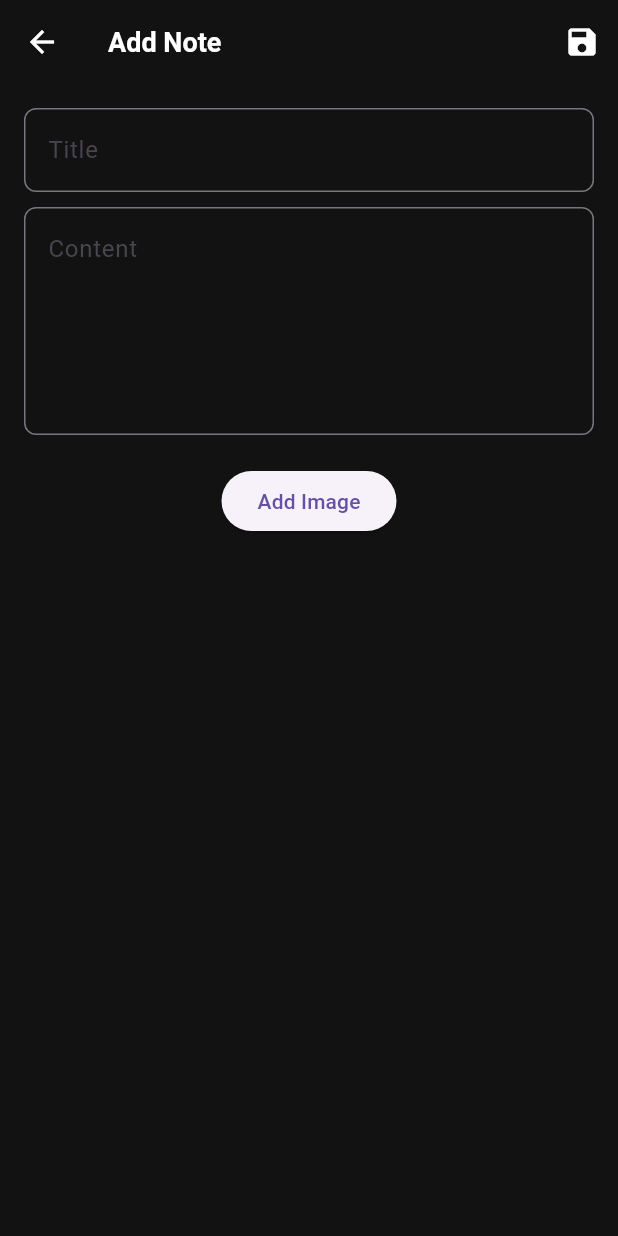
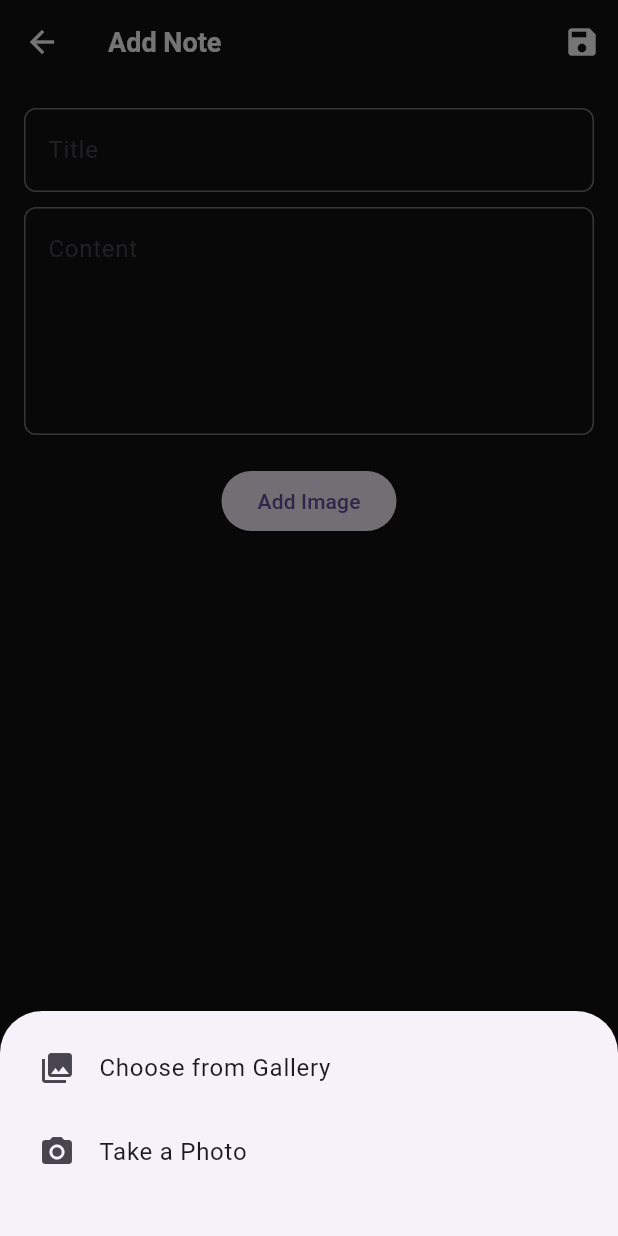
Before and after one commit to Pabasaraa/Flutter-Notes-App, a Flutter app: the AddEditNoteScreen screen opened directly, after a tap on "Add Image", on a phone screen of 412 x 824 dp. Run offline on Flutter 3.47's test engine with Material 3 defaults, Android fonts, the phone set to English and light mode, and no system bars; our stand-ins replace equatable, image_picker; network calls fail.

Commit message:
Add the funtionality to take a photo and add to the note

```diff
--- a/flutter_app/lib/models/note.dart
+++ b/flutter_app/lib/models/note.dart
@@ -1,17 +1,21 @@
-class Note {
+import 'package:equatable/equatable.dart';
+
+class Note extends Equatable {
   final String? id;
   final String title;
   final String? content;
   final String? imageUrl;
   final DateTime? createdAt;
 
-  Note({
+  const Note({
     this.id,
     required this.title,
     this.content,
     this.imageUrl,
     this.createdAt,
   });
+  @override
+  List<Object?> get props => [id, title, content, imageUrl, createdAt];
 
   factory Note.fromJson(Map<String, dynamic> json) {
     return Note(
--- a/flutter_app/lib/screens/add_edit_note_screen.dart
+++ b/flutter_app/lib/screens/add_edit_note_screen.dart
@@ -1,4 +1,7 @@
+import 'dart:io';
+
 import 'package:flutter/material.dart';
+import 'package:image_picker/image_picker.dart';
 import 'package:provider/provider.dart';
 import '../models/note.dart';
 import '../providers/note_provider.dart';
@@ -20,6 +23,7 @@ class AddEditNoteScreenState extends State<AddEditNoteScreen> {
   final _titleController = TextEditingController();
   final _contentController = TextEditingController();
   String? _imageUrl;
+  File? imageFile;
 
   @override
   void initState() {
@@ -42,7 +46,11 @@ class AddEditNoteScreenState extends State<AddEditNoteScreen> {
     if (_formKey.currentState!.validate()) {
       final title = _titleController.text.trim();
       final content = _contentController.text.trim();
-      final imageUrl = _imageUrl ?? '';
+      String imageUrl = _imageUrl ?? '';
+
+      if (imageFile != null) {
+        imageUrl = await ImagePickerUtil.uploadImageToBackend(imageFile!);
+      }
 
       final note = widget.note == null
           ? Note(title: title, content: content, imageUrl: imageUrl)
@@ -73,12 +81,51 @@ class AddEditNoteScreenState extends State<AddEditNoteScreen> {
   }
 
   Future<void> _pickImage() async {
-    final imageUrl = await ImagePickerUtil.pickAndUploadImage();
-    if (imageUrl != null && mounted) {
-      setState(() {
-        _imageUrl = imageUrl;
-      });
-    }
+    await showModalBottomSheet(
+      context: context,
+      builder: (BuildContext context) {
+        return Container(
+          height: 150,
+          padding: const EdgeInsets.all(10),
+          child: Column(
+            children: [
+              ListTile(
+                leading: const Icon(Icons.photo_library),
+                title: const Text('Choose from Gallery'),
+                onTap: () async {
+                  final imageF =
+                      await ImagePickerUtil.pickImage(ImageSource.gallery);
+                  if (imageF != null && mounted) {
+                    setState(() {
+                      imageFile = imageF;
+                    });
+                  }
+                  if (!context.mounted) return;
+
+                  Navigator.pop(context);
+                },
+              ),
+              ListTile(
+                leading: const Icon(Icons.camera_alt),
+                title: const Text('Take a Photo'),
+                onTap: () async {
+                  final imageF =
+                      await ImagePickerUtil.pickImage(ImageSource.camera);
+                  if (imageF != null && mounted) {
+                    setState(() {
+                      imageFile = imageF;
+                    });
+                  }
+                  if (!context.mounted) return;
+
+                  Navigator.pop(context);
+                },
+              ),
+            ],
+          ),
+        );
+      },
+    );
   }
 
   @override
@@ -128,7 +175,28 @@ class AddEditNoteScreenState extends State<AddEditNoteScreen> {
                   maxLines: 5,
                 ),
                 const SizedBox(height: 20),
-                if (_imageUrl != null)
+                if (imageFile != null)
+                  Center(
+                    child: Column(
+                      children: [
+                        Image.file(
+                          imageFile!,
+                          height: 150,
+                          fit: BoxFit.cover,
+                        ),
+                        const SizedBox(height: 10),
+                        ElevatedButton(
+                          onPressed: () {
+                            setState(() {
+                              imageFile = null;
+                            });
+                          },
+                          child: const Text('Remove Image'),
+                        ),
+                      ],
+                    ),
+                  )
+                else if (_imageUrl != null)
                   Center(
                     child: Column(
                       children: [
--- a/flutter_app/lib/utils/image_picker_util.dart
+++ b/flutter_app/lib/utils/image_picker_util.dart
@@ -1,22 +1,22 @@
 import 'dart:convert';
+import 'dart:io';
 import 'package:image_picker/image_picker.dart';
 import '../api/note_api.dart';
 
 class ImagePickerUtil {
-  static Future<String?> pickAndUploadImage() async {
+  static Future<File?> pickImage(ImageSource source) async {
     final picker = ImagePicker();
-    final pickedFile = await picker.pickImage(source: ImageSource.gallery);
+    final pickedFile = await picker.pickImage(source: source);
 
     if (pickedFile != null) {
-      final imageUrl = await uploadImageToBackend(pickedFile.path);
-      return imageUrl;
+      return File(pickedFile.path);
     }
     return null;
   }
 
-  static Future<String> uploadImageToBackend(String filePath) async {
+  static Future<String> uploadImageToBackend(File file) async {
     try {
-      final response = await NoteApi.uploadImage(filePath);
+      final response = await NoteApi.uploadImage(file.path);
       final responseBody = jsonDecode(response.body);
       final imageUrl = responseBody['imageUrl'];
       return imageUrl;
--- a/flutter_app/lib/widgets/custom_text_field.dart
+++ b/flutter_app/lib/widgets/custom_text_field.dart
@@ -26,6 +26,7 @@ class CustomTextField extends StatelessWidget {
           borderRadius: BorderRadius.circular(8.0),
         ),
       ),
+      textInputAction: TextInputAction.next,
       validator: validator,
       maxLines: maxLines,
     );
--- a/flutter_app/pubspec.yaml
+++ b/flutter_app/pubspec.yaml
@@ -38,6 +38,7 @@ dependencies:
   http: ^0.13.3
   image_picker: ^0.8.4+4
   intl: ^0.17.0
+  equatable: ^2.0.3
 
 dev_dependencies:
   flutter_test:
```
Also changed, not shown: flutter_app/pubspec.lock, 1 other file.
